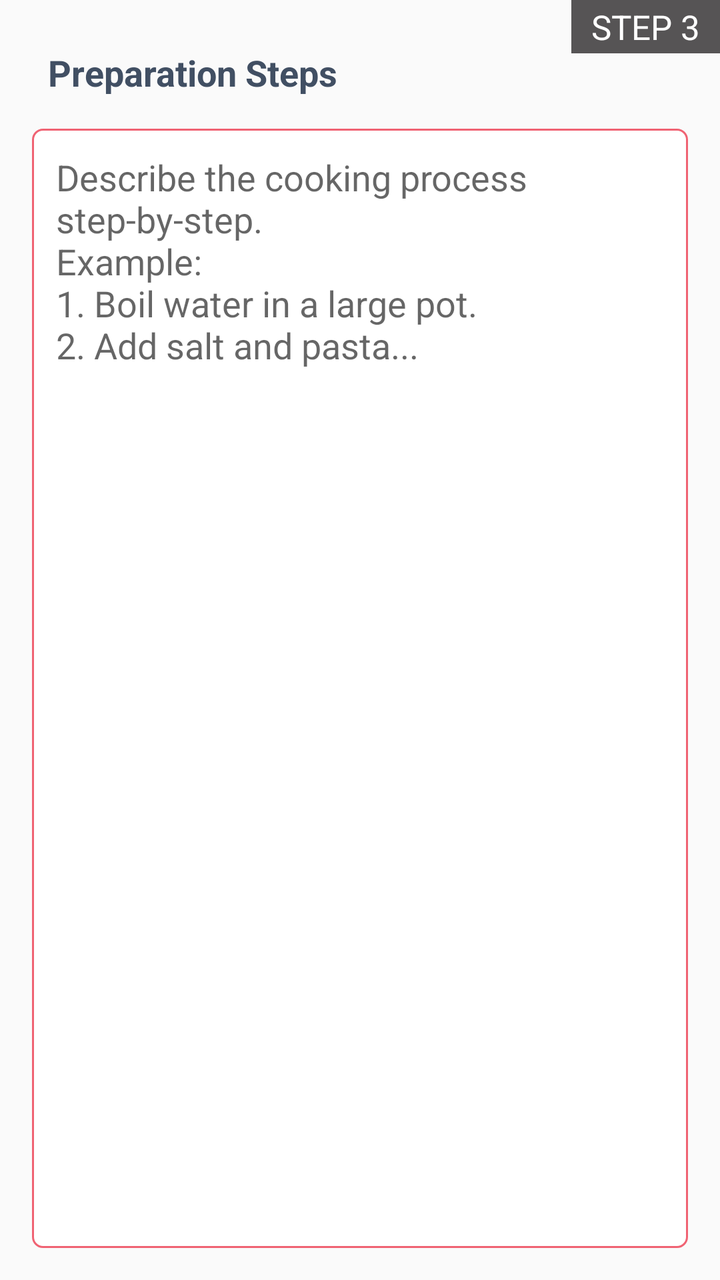
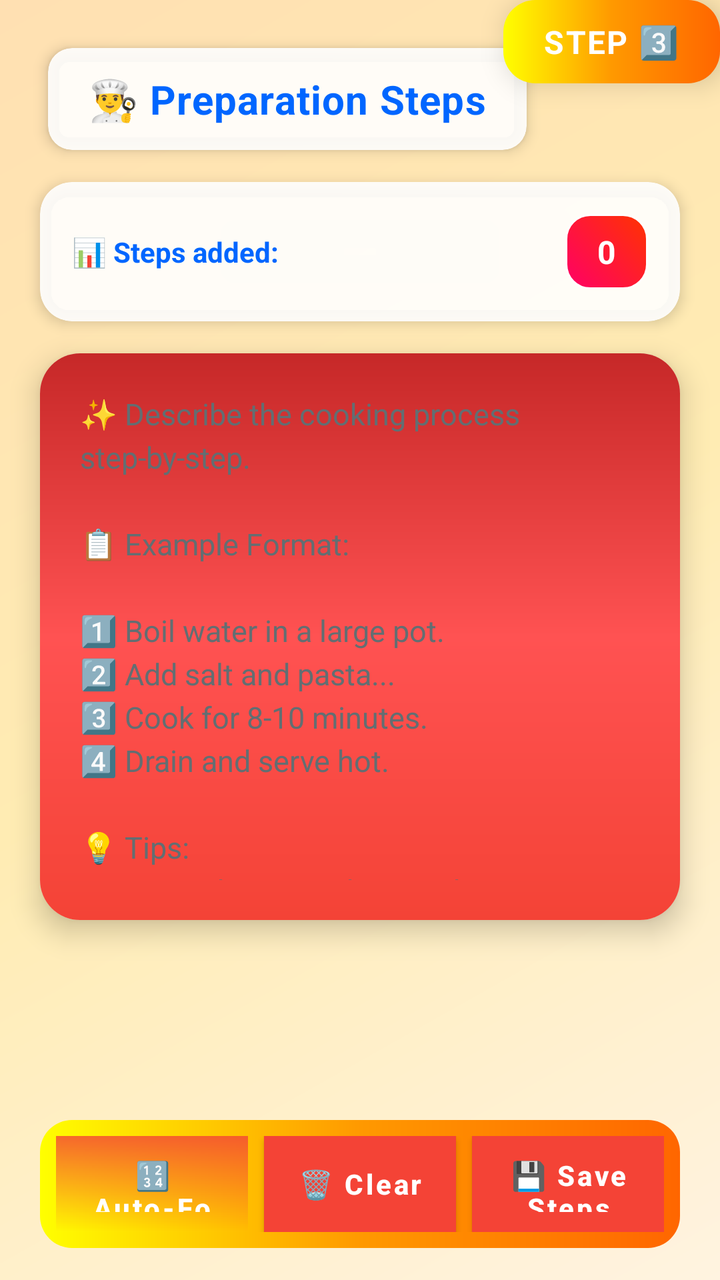

The first picture is an Android layout as it rendered before a commit; the second is the same layout after the commit. The layout source and the unified diff follow.
<!-- AndroidManifest.xml: application theme AppTheme -->
<!-- res/layout/fragment_add_howto.xml -->
<?xml version="1.0" encoding="utf-8"?>
<androidx.constraintlayout.widget.ConstraintLayout xmlns:android="http://schemas.android.com/apk/res/android"
    xmlns:app="http://schemas.android.com/apk/res-auto"
    xmlns:tools="http://schemas.android.com/tools"
    android:id="@+id/root_Add_howto"
    android:layout_width="match_parent"
    android:layout_height="match_parent"
    tools:context="com.hanson.android.recipe.AddHowtoFragment">

    <TextView
        android:id="@+id/txt_Add_step2"
        android:layout_width="wrap_content"
        android:layout_height="wrap_content"
        android:background="@color/colorFont1"
        android:gravity="center"
        android:paddingBottom="2dp"
        android:paddingLeft="10dp"
        android:paddingRight="10dp"
        android:paddingTop="2dp"
        android:text="STEP 3"
        android:textColor="@android:color/white"
        android:textSize="17sp"
        app:layout_constraintRight_toRightOf="parent"
        app:layout_constraintTop_toTopOf="parent" />

    <TextView
        android:id="@+id/textView9"
        android:layout_width="wrap_content"
        android:layout_height="wrap_content"
        android:layout_marginLeft="24dp"
        android:layout_marginStart="24dp"
        android:layout_marginTop="24dp"
        android:text="Preparation Steps"
        android:textStyle="bold"
        android:textColor="@color/colorAccent_deepBlue"
        android:textSize="18sp"
        app:layout_constraintLeft_toLeftOf="parent"
        app:layout_constraintTop_toTopOf="parent" />

    <EditText
        android:id="@+id/txt_ADD_Howto"
        android:layout_width="0dp"
        android:layout_height="0dp"
        android:layout_margin="16dp"
        android:layout_marginTop="60dp"
        android:background="@drawable/editborder"
        android:ems="10"
        android:gravity="top"

        android:hint="Describe the cooking process step-by-step. \nExample: \n1. Boil water in a large pot. \n2. Add salt and pasta..."

        android:inputType="textMultiLine"
        android:maxLength="450"
        android:padding="12dp"

        android:overScrollMode="always"
        android:scrollbarStyle="insideInset"
        android:scrollbars="vertical"

        app:layout_constraintBottom_toBottomOf="parent"
        app:layout_constraintLeft_toLeftOf="parent"
        app:layout_constraintRight_toRightOf="parent"
        app:layout_constraintTop_toBottomOf="@+id/textView9" />

</androidx.constraintlayout.widget.ConstraintLayout>
<!-- resources referenced by this layout -->
<resources>
  <color name="colorAccent_deepBlue">#414f63</color>
  <color name="colorFont1">#565455</color>
  <!-- drawable editborder (drawable) -->
  <?xml version="1.0" encoding="utf-8"?>
  <selector xmlns:android="http://schemas.android.com/apk/res/android">
      <item>
          <shape android:shape="rectangle" >
              <solid android:color="#ffffff" />
              <stroke android:width="1dp" android:color="@color/colorPrimary"/>
              <corners
                  android:topLeftRadius="5dp"
                  android:topRightRadius="5dp"
                  android:bottomLeftRadius="5dp"
                  android:bottomRightRadius="5dp"
                  />
          </shape>
      </item>
  </selector>
  <style name="AppTheme" parent="Theme.AppCompat.Light.DarkActionBar">
          
          <item name="colorPrimary">@color/colorPrimary</item>
          <item name="colorPrimaryDark">@color/colorPrimaryDark</item>
          <item name="colorAccent">@color/colorAccent</item>
      </style>
  <color name="colorPrimary">#f06373</color>
  <color name="colorPrimaryDark">#cc4053</color>
  <color name="colorAccent">#3ad0d8</color>
</resources>

<!-- the commit's change to res/layout/fragment_add_howto.xml (unified diff, before → after) -->
@@ -5,61 +5,192 @@
     android:id="@+id/root_Add_howto"
     android:layout_width="match_parent"
     android:layout_height="match_parent"
+    android:background="@drawable/admin_red_gradient_bg"
     tools:context="com.hanson.android.recipe.AddHowtoFragment">
 
+    
     <TextView
         android:id="@+id/txt_Add_step2"
         android:layout_width="wrap_content"
         android:layout_height="wrap_content"
-        android:background="@color/colorFont1"
+        android:background="@drawable/gradient_border_card"
         android:gravity="center"
-        android:paddingBottom="2dp"
-        android:paddingLeft="10dp"
-        android:paddingRight="10dp"
-        android:paddingTop="2dp"
-        android:text="STEP 3"
+        android:elevation="8dp"
+        android:letterSpacing="0.05"
+        android:paddingHorizontal="20dp"
         android:textColor="@android:color/white"
-        android:textSize="17sp"
-        app:layout_constraintRight_toRightOf="parent"
+        android:paddingVertical="10dp"
+        android:text="STEP 3️⃣"
+        android:textSize="16sp"
+        android:textStyle="bold"
+        app:layout_constraintEnd_toEndOf="parent"
         app:layout_constraintTop_toTopOf="parent" />
 
-    <TextView
-        android:id="@+id/textView9"
+    
+    <androidx.cardview.widget.CardView
+        android:id="@+id/title_card"
         android:layout_width="wrap_content"
         android:layout_height="wrap_content"
-        android:layout_marginLeft="24dp"
         android:layout_marginStart="24dp"
         android:layout_marginTop="24dp"
-        android:text="Preparation Steps"
-        android:textStyle="bold"
-        android:textColor="@color/colorAccent_deepBlue"
-        android:textSize="18sp"
-        app:layout_constraintLeft_toLeftOf="parent"
-        app:layout_constraintTop_toTopOf="parent" />
+        app:cardBackgroundColor="@color/glass_white"
+        app:cardCornerRadius="12dp"
+        app:cardElevation="4dp"
+        app:layout_constraintStart_toStartOf="parent"
+        app:layout_constraintTop_toTopOf="parent">
 
-    <EditText
-        android:id="@+id/txt_ADD_Howto"
+        <TextView
+            android:id="@+id/textView9"
+            android:layout_width="wrap_content"
+            android:layout_height="wrap_content"
+            android:letterSpacing="0.02"
+            android:paddingHorizontal="20dp"
+            android:paddingVertical="12dp"
+            android:text="👨‍🍳 Preparation Steps"
+            android:textColor="@color/deep_blue_neon"
+            android:textSize="20sp"
+            android:textStyle="bold" />
+    </androidx.cardview.widget.CardView>
+
+    
+    <androidx.cardview.widget.CardView
+        android:id="@+id/counter_card"
+        android:layout_width="0dp"
+        android:layout_height="wrap_content"
+        android:layout_marginStart="20dp"
+        android:layout_marginTop="16dp"
+        android:layout_marginEnd="20dp"
+        app:cardBackgroundColor="@color/glass_white"
+        app:cardCornerRadius="16dp"
+        app:cardElevation="4dp"
+        app:layout_constraintEnd_toEndOf="parent"
+        app:layout_constraintStart_toStartOf="parent"
+        app:layout_constraintTop_toBottomOf="@+id/title_card">
+
+        <LinearLayout
+            android:layout_width="match_parent"
+            android:layout_height="wrap_content"
+            android:gravity="center_vertical"
+            android:orientation="horizontal"
+            android:padding="16dp">
+
+            <TextView
+                android:layout_width="0dp"
+                android:layout_height="wrap_content"
+                android:layout_weight="1"
+                android:text="📊 Steps added: "
+                android:textColor="@color/deep_blue_neon"
+                android:textSize="14sp"
+                android:textStyle="bold" />
+
+            <TextView
+                android:id="@+id/txt_step_counter"
+                android:layout_width="wrap_content"
+                android:layout_height="wrap_content"
+                android:background="@drawable/counter_badge"
+                android:paddingHorizontal="16dp"
+                android:paddingVertical="8dp"
+                android:text="0"
+                android:textColor="@android:color/white"
+                android:textSize="16sp"
+                android:textStyle="bold" />
+        </LinearLayout>
+    </androidx.cardview.widget.CardView>
+
+    
+    <androidx.cardview.widget.CardView
+        android:id="@+id/text_input_card"
         android:layout_width="0dp"
         android:layout_height="0dp"
-        android:layout_margin="16dp"
-        android:layout_marginTop="60dp"
-        android:background="@drawable/editborder"
-        android:ems="10"
-        android:gravity="top"
+        android:layout_marginStart="20dp"
+        android:layout_marginTop="16dp"
+        android:layout_marginEnd="20dp"
+        android:layout_marginBottom="100dp"
+        app:cardBackgroundColor="@color/glass_white"
+        app:cardCornerRadius="20dp"
+        app:cardElevation="8dp"
+        app:layout_constraintBottom_toTopOf="@+id/buttons_bar"
+        app:layout_constraintEnd_toEndOf="parent"
+        app:layout_constraintStart_toStartOf="parent"
+        app:layout_constraintTop_toBottomOf="@+id/counter_card">
 
-        android:hint="Describe the cooking process step-by-step. \nExample: \n1. Boil water in a large pot. \n2. Add salt and pasta..."
+        <EditText
+            android:id="@+id/txt_ADD_Howto"
+            android:layout_width="match_parent"
+            android:layout_height="match_parent"
+            android:background="@drawable/nav_drawer_gradient"
+            android:gravity="top"
+            android:hint="✨ Describe the cooking process step-by-step.\n\n📋 Example Format:\n\n1️⃣ Boil water in a large pot.\n2️⃣ Add salt and pasta...\n3️⃣ Cook for 8-10 minutes.\n4️⃣ Drain and serve hot.\n\n💡 Tips:\n• Start each step with a number\n• Be specific with measurements\n• Include cooking times\n• Mention doneness indicators"
+            android:inputType="textMultiLine"
+            android:lineSpacingExtra="4dp"
+            android:maxLength="1000"
+            android:overScrollMode="always"
+            android:padding="20dp"
+            android:scrollbarStyle="insideInset"
+            android:scrollbars="vertical"
+            android:textColor="@color/dark_gray"
+            android:textColorHint="@color/medium_gray"
+            android:textSize="15sp" />
+    </androidx.cardview.widget.CardView>
 
-        android:inputType="textMultiLine"
-        android:maxLength="450"
-        android:padding="12dp"
+    
+    <LinearLayout
+        android:id="@+id/buttons_bar"
+        android:layout_width="0dp"
+        android:layout_height="wrap_content"
+        android:layout_marginStart="20dp"
+        android:layout_marginEnd="20dp"
+        android:layout_marginBottom="16dp"
+        android:background="@drawable/gradient_border_card"
+        android:gravity="center"
+        android:orientation="horizontal"
+        android:padding="8dp"
+        app:layout_constraintBottom_toBottomOf="parent"
+        app:layout_constraintEnd_toEndOf="parent"
+        app:layout_constraintStart_toStartOf="parent">
 
-        android:overScrollMode="always"
-        android:scrollbarStyle="insideInset"
-        android:scrollbars="vertical"
+        <Button
+            android:id="@+id/btn_format_steps"
+            android:layout_width="0dp"
+            android:layout_height="48dp"
+            android:layout_marginEnd="4dp"
+            android:layout_weight="1"
+            android:background="@drawable/image_gradient_overlay"
+            android:elevation="4dp"
+            android:text="🔢 Auto-Format"
+            android:textAllCaps="false"
+            android:textColor="@android:color/white"
+            android:textSize="14sp"
+            android:textStyle="bold" />
 
-        app:layout_constraintBottom_toBottomOf="parent"
-        app:layout_constraintLeft_toLeftOf="parent"
-        app:layout_constraintRight_toRightOf="parent"
-        app:layout_constraintTop_toBottomOf="@+id/textView9" />
+        <Button
+            android:id="@+id/btn_clear_steps"
+            android:layout_width="0dp"
+            android:layout_height="48dp"
+            android:layout_marginStart="4dp"
+            android:layout_marginEnd="4dp"
+            android:layout_weight="1"
+            android:background="@drawable/red_gradient_header"
+            android:elevation="4dp"
+            android:text="🗑️ Clear"
+            android:textAllCaps="false"
+            android:textColor="@android:color/white"
+            android:textSize="14sp"
+            android:textStyle="bold" />
+
+        <Button
+            android:id="@+id/btn_save_steps"
+            android:layout_width="0dp"
+            android:layout_height="48dp"
+            android:layout_marginStart="4dp"
+            android:layout_weight="1"
+            android:background="@drawable/red_gradient_toolbar"
+            android:elevation="4dp"
+            android:text="💾 Save Steps"
+            android:textAllCaps="false"
+            android:textColor="@android:color/white"
+            android:textSize="14sp"
+            android:textStyle="bold" />
+    </LinearLayout>
 
 </androidx.constraintlayout.widget.ConstraintLayout>
<!-- resource entries referenced after the edit -->
@@ -1,31 +1,93 @@
 <!-- resources referenced by this layout -->
 <resources>
-  <color name="colorAccent_deepBlue">#414f63</color>
-  <color name="colorFont1">#565455</color>
-  <!-- drawable editborder (drawable) -->
+  <color name="dark_gray">#2D3436</color>
+  <color name="deep_blue_neon">#0066FF</color>
+  <color name="glass_white">#E6FFFFFF</color>
+  <color name="medium_gray">#636E72</color>
+  <!-- drawable admin_red_gradient_bg (drawable) -->
   <?xml version="1.0" encoding="utf-8"?>
-  <selector xmlns:android="http://schemas.android.com/apk/res/android">
-      <item>
-          <shape android:shape="rectangle" >
-              <solid android:color="#ffffff" />
-              <stroke android:width="1dp" android:color="@color/colorPrimary"/>
-              <corners
-                  android:topLeftRadius="5dp"
-                  android:topRightRadius="5dp"
-                  android:bottomLeftRadius="5dp"
-                  android:bottomRightRadius="5dp"
-                  />
-          </shape>
-      </item>
-  </selector>
-  <style name="AppTheme" parent="Theme.AppCompat.Light.DarkActionBar">
-          
-          <item name="colorPrimary">@color/colorPrimary</item>
-          <item name="colorPrimaryDark">@color/colorPrimaryDark</item>
-          <item name="colorAccent">@color/colorAccent</item>
+  <shape xmlns:android="http://schemas.android.com/apk/res/android">
+      <gradient
+          android:angle="135"
+          android:centerColor="#FFECB3"
+          android:endColor="#FFE0B2"
+          android:startColor="#FFF3E0" />
+      <corners android:radius="0dp" />
+  </shape>
+  <!-- drawable counter_badge (drawable) -->
+  <?xml version="1.0" encoding="utf-8"?>
+  <shape xmlns:android="http://schemas.android.com/apk/res/android">
+      <gradient
+          android:angle="45"
+          android:endColor="#FF3300"
+          android:startColor="#FF0066" />
+      <corners android:radius="12dp" />
+      <stroke
+          android:width="1dp"
+          android:color="#FFFFFF" />
+  </shape>
+  <!-- drawable gradient_border_card (drawable) -->
+  <?xml version="1.0" encoding="utf-8"?>
+  <shape xmlns:android="http://schemas.android.com/apk/res/android">
+      <gradient
+          android:angle="0"
+          android:centerColor="#FF9900"
+          android:endColor="#FF6600"
+          android:startColor="#FFFF00"
+          android:type="linear" />
+      <corners android:radius="16dp" />
+  </shape>
+  <!-- drawable image_gradient_overlay (drawable) -->
+  <?xml version="1.0" encoding="utf-8"?>
+  <shape xmlns:android="http://schemas.android.com/apk/res/android">
+      <gradient
+          android:angle="90"
+          android:centerColor="#66F44336"
+          android:endColor="#CCF44336"
+          android:startColor="#00F44336" />
+  </shape>
+  <!-- drawable nav_drawer_gradient (drawable) -->
+  <?xml version="1.0" encoding="utf-8"?>
+  <shape xmlns:android="http://schemas.android.com/apk/res/android">
+      <gradient
+          android:angle="90"
+          android:centerColor="@color/bright_red"
+          android:endColor="@color/dark_red"
+          android:startColor="@color/red_primary" />
+  </shape>
+  <!-- drawable red_gradient_header (drawable) -->
+  <?xml version="1.0" encoding="utf-8"?>
+  <shape xmlns:android="http://schemas.android.com/apk/res/android">
+      <gradient
+          android:angle="90"
+          android:centerColor="@color/bright_red"
+          android:endColor="@color/dark_red"
+          android:startColor="@color/red_primary" />
+      <corners android:radius="0dp" />
+  </shape>
+  <!-- drawable red_gradient_toolbar (drawable) -->
+  <?xml version="1.0" encoding="utf-8"?>
+  <shape xmlns:android="http://schemas.android.com/apk/res/android">
+      <gradient
+          android:angle="135"
+          android:centerColor="@color/red_gradient_mid"
+          android:endColor="@color/red_gradient_end"
+          android:startColor="@color/red_gradient_start" />
+      <corners android:radius="0dp" />
+  </shape>
+  <style name="AppTheme" parent="Theme.MaterialComponents.Light.NoActionBar">
+          <item name="colorPrimary">@color/red_primary</item>
+          <item name="colorPrimaryDark">@color/dark_red</item>
+          <item name="colorAccent">@color/bright_yellow</item>
+  
+          <item name="android:editTextStyle">@style/Widget.AppCompat.EditText</item>
       </style>
-  <color name="colorPrimary">#f06373</color>
-  <color name="colorPrimaryDark">#cc4053</color>
-  <color name="colorAccent">#3ad0d8</color>
+  <color name="bright_red">#FF5252</color>
+  <color name="dark_red">#C62828</color>
+  <color name="red_primary">#F44336</color>
+  <color name="red_gradient_mid">#FF5252</color>
+  <color name="red_gradient_end">#D32F2F</color>
+  <color name="red_gradient_start">#F44336</color>
+  <color name="bright_yellow">#FFEB3B</color>
 </resources>
 
